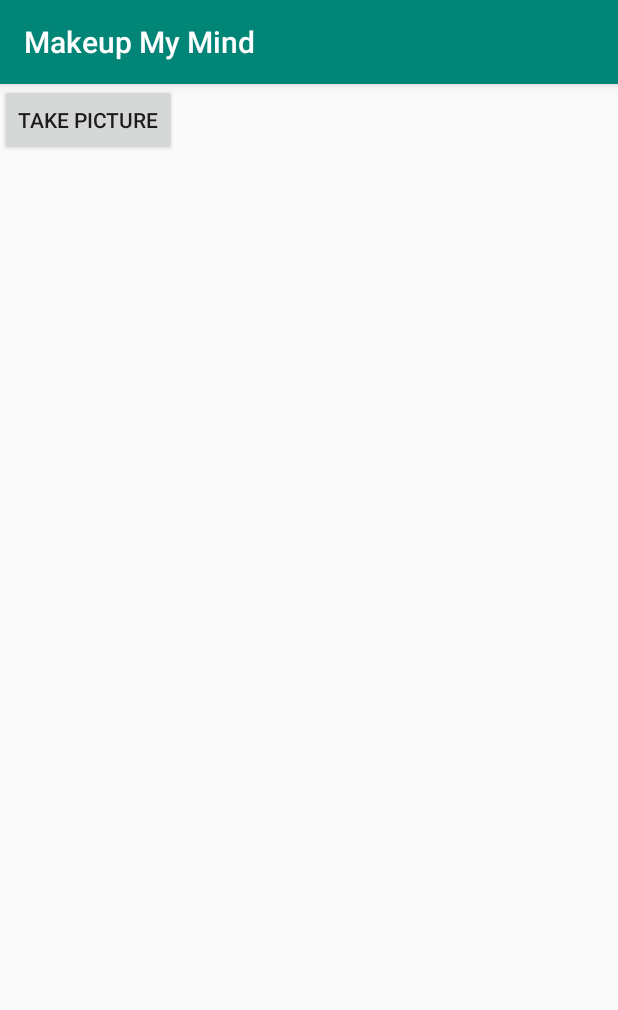
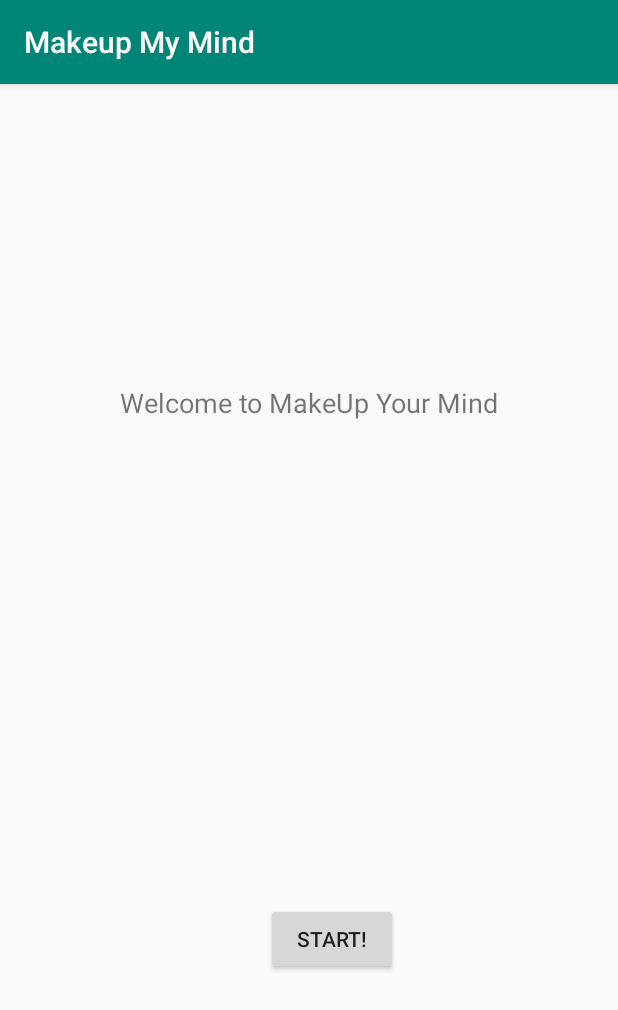
Before and after one commit to yashl/makeupmymind, an Android app: the screen it shows after launch (StartActivity), on a phone screen of 412 x 824 dp. Shown: the top 1010 px of the screen. Run offline under Robolectric (Android 15) with nearby library versions, the phone set to English and light mode, and no system bars.

Commit message:
Updated UI on Camera and Start Activity

```diff
--- a/app/build.gradle
+++ b/app/build.gradle
@@ -27,5 +27,5 @@ dependencies {
     testImplementation 'junit:junit:4.12'
     androidTestImplementation 'androidx.test.ext:junit:1.1.0'
     androidTestImplementation 'androidx.test.espresso:espresso-core:3.1.1'
-    compile group: 'com.cloudinary', name: 'cloudinary-android', version: '1.24.0'
+    api group: 'com.cloudinary', name: 'cloudinary-android', version: '1.24.0'
 }
--- a/app/src/main/java/com/example/makeupmymind/CameraActivity.java
+++ b/app/src/main/java/com/example/makeupmymind/CameraActivity.java
@@ -16,7 +16,7 @@ public class CameraActivity extends AppCompatActivity {
         super.onCreate(savedInstanceState);
         setContentView(R.layout.activity_camera);
 
-//        Button captureButton = findViewById(R.id.);
+        Button captureButton = findViewById(R.id.button);
 
 //        captureButton.setOnClickListener(new View.OnClickListener() {
 //            @Override
--- a/app/src/main/res/layout/activity_start.xml
+++ b/app/src/main/res/layout/activity_start.xml
@@ -10,7 +10,24 @@
         android:id="@+id/start"
         android:layout_width="wrap_content"
         android:layout_height="wrap_content"
-        android:text="take picture"
-        tools:layout_editor_absoluteX="172dp"
-        tools:layout_editor_absoluteY="342dp" />
+        android:text="Start!"
+        app:layout_constraintBottom_toBottomOf="parent"
+        app:layout_constraintEnd_toEndOf="parent"
+        app:layout_constraintHorizontal_bias="0.547"
+        app:layout_constraintStart_toStartOf="parent"
+        app:layout_constraintTop_toTopOf="parent"
+        app:layout_constraintVertical_bias="0.758" />
+
+    <TextView
+        android:id="@+id/textView"
+        android:layout_width="wrap_content"
+        android:layout_height="wrap_content"
+        android:layout_marginTop="200dp"
+        android:text="Welcome to MakeUp Your Mind"
+        android:textAlignment="center"
+        android:textSize="18sp"
+        app:layout_constraintEnd_toEndOf="parent"
+        app:layout_constraintHorizontal_bias="0.502"
+        app:layout_constraintStart_toStartOf="parent"
+        app:layout_constraintTop_toTopOf="parent" />
 </androidx.constraintlayout.widget.ConstraintLayout>
--- a/app/src/main/res/values/strings.xml
+++ b/app/src/main/res/values/strings.xml
@@ -1,4 +1,5 @@
 <resources>
     <string name="app_name">Makeup My Mind</string>
     <string name="title_activity_camera">CameraActivity</string>
+    <string name="picture">Take a Picture</string>
 </resources>
```
Also changed, not shown: app/src/main/res/layout/activity_camera.xml (+9 -21 lines).
